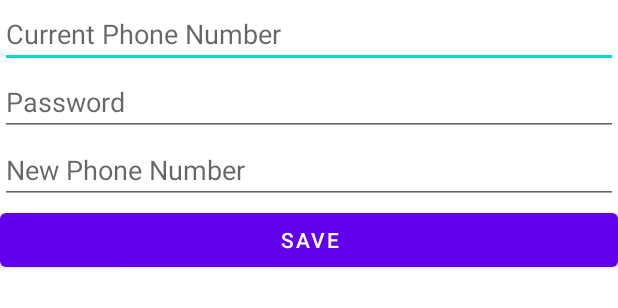
After one commit to rkathro/Final-Project-Application, an Android app: the layout change_phone_number_dialog.xml on its own in the app's theme, with its tools: preview values and no code run, on a phone screen of 412 x 824 dp. The commit adds this screen. Shown: the top 308 px of the screen. Run offline under Robolectric (Android 15) with nearby library versions, the phone set to English and light mode, and no system bars.

Commit message:
finished the logic for the other 3 buttons. Again as every other commit this semester these do not actually work as they do not pull data from the database or write to it but they do have dummy checks that will be easy to change. Also missing the facial recognition retraining screen so will implement that later.

```diff
--- /dev/null
+++ b/app/src/main/res/layout/change_phone_number_dialog.xml
@@ -0,0 +1,31 @@
+<?xml version="1.0" encoding="utf-8"?>
+<LinearLayout xmlns:android="http://schemas.android.com/apk/res/android"
+    android:layout_width="match_parent"
+    android:layout_height="wrap_content"
+    android:orientation="vertical">
+
+    <EditText
+        android:id="@+id/editTextCurrentPhoneNumber"
+        android:layout_width="match_parent"
+        android:layout_height="wrap_content"
+        android:hint="Current Phone Number" />
+
+    <EditText
+        android:id="@+id/editTextPassword"
+        android:layout_width="match_parent"
+        android:layout_height="wrap_content"
+        android:hint="Password" />
+
+    <EditText
+        android:id="@+id/editTextNewPhoneNumber"
+        android:layout_width="match_parent"
+        android:layout_height="wrap_content"
+        android:hint="New Phone Number" />
+
+    <Button
+        android:id="@+id/btnSave"
+        android:layout_width="match_parent"
+        android:layout_height="wrap_content"
+        android:text="Save"/>
+
+</LinearLayout>
```
Also changed, not shown: app/src/main/java/com/example/myapplication/ui/settings/SettingsFragment.kt (+121 -5 lines), app/src/main/res/layout/change_email_dialog.xml (added, +31 -0 lines), app/src/main/res/layout/change_facial_rec_dialog.xml (added, +20 -0 lines).
